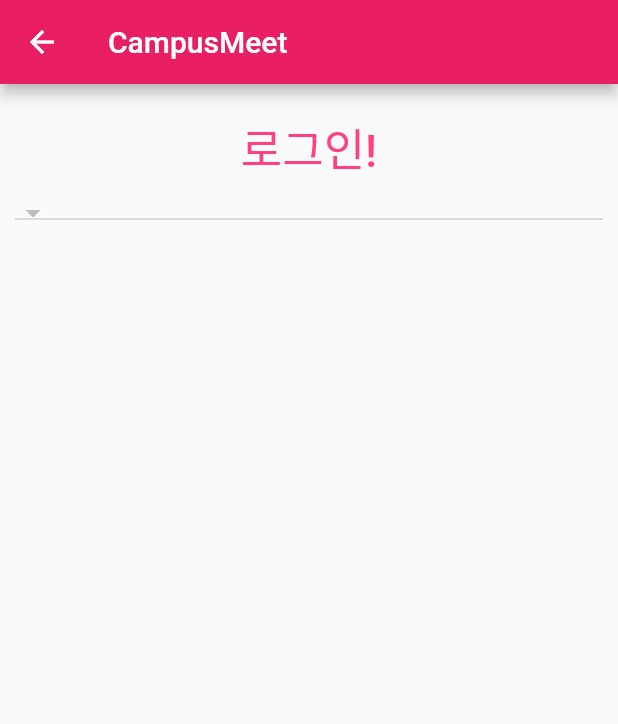
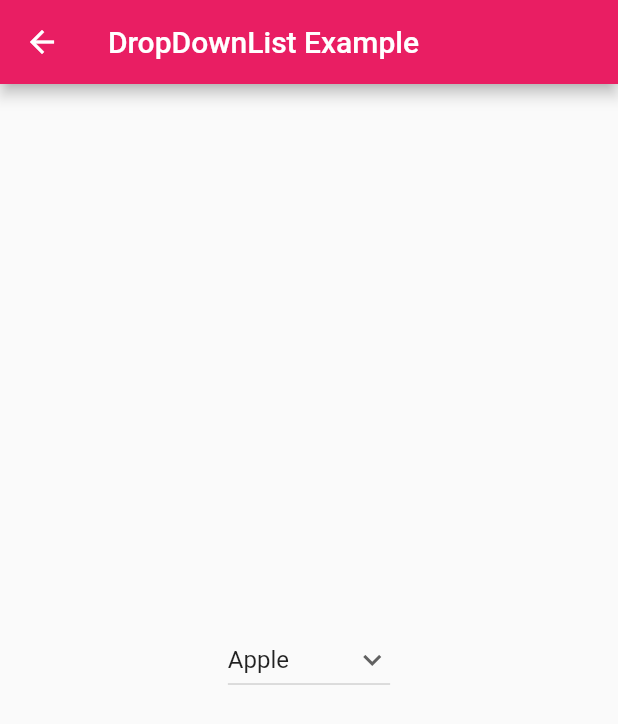
Before and after one commit to jhs60110/campusMeet_test, a Flutter app: the DropDown screen opened directly, on a phone screen of 412 x 824 dp. Shown: the top 724 px of the screen. Run offline on Flutter 3.47's test engine with Material 2 defaults, Android fonts, the phone set to English and light mode, and no system bars.

Commit message:
dropdown

```diff
--- a/campus_meet/lib/screen/SignIn_Screen.dart
+++ b/campus_meet/lib/screen/SignIn_Screen.dart
@@ -85,7 +85,7 @@
                           onPressed: () {
                             Navigator.push(
                                 context,
-                                MaterialPageRoute(builder: (context) => DropDown() ),);
+                                MaterialPageRoute(builder: (context) => SignUpScreen() ),);
                                 //요기서 화면 바 SignUpScreen() RadioApp() DropDown()
                             //signup screen
                           },
--- a/campus_meet/lib/screen/dropdown.dart
+++ b/campus_meet/lib/screen/dropdown.dart
@@ -3,50 +3,43 @@
 import 'package:campus_meet/screen/dropdown.dart';
 
 class DropDown extends StatefulWidget {
-
   @override
-  State<StatefulWidget> createState() => new _State();
+  _DropDownState createState() => _DropDownState();
 }
-
-class _State extends State<DropDown> {
-  List<String> countries = ["Canada", "Russia", "USA", "China", "United Kingdom", "USA", "India"];
-  var seen = <String>{};
-  List<String> uniquelist = countries.where((student) => seen.add(student.name)).toList();
-
+class _DropDownState extends State<DropDown> {
+  String dropdownvalue = 'Apple';
+  var items =  ['Apple','Banana','Grapes','Orange','watermelon','Pineapple'];
   @override
   Widget build(BuildContext context) {
     return Scaffold(
       appBar: AppBar(
-          title: Text('CampusMeet'),
+        title: Text("DropDownList Example"),
       ),
-        body: Padding(
-            padding: EdgeInsets.all(10),
-            child: ListView(
-              children: <Widget>[
-                Container(
-                    alignment: Alignment.center,
-                    padding: EdgeInsets.all(10),
-                    child: Text(
-                      '로그인!',
-                      style: TextStyle(
-                          color: Colors.pinkAccent,
-                          fontWeight: FontWeight.w500,
-                          fontSize: 30),
-                    )),
+      body: Container(
+        child: Center(
+          child: Column(
+            mainAxisAlignment: MainAxisAlignment.center,
+            children: [
               DropdownButton(
-                  value: uniquelist[0],
-                  items: uniquelist.map((country){
+                value: dropdownvalue,
+                icon: Icon(Icons.keyboard_arrow_down),
+                items:items.map((String items) {
                   return DropdownMenuItem(
-                      child: Text(country),
-                      value: country,
+                      value: items,
+                      child: Text(items)
                   );
-                  }).toList(),
-                  onChanged: (country){
-                    print("You selected: $country");
+                }
+                ).toList(),
+                onChanged: (newValue){
+                  setState(() {
+                    dropdownvalue = newValue as String;
+                  });
                 },
-                )
-
+              ),
             ],
-            )));
+          ),
+        ),
+      ),
+    );
   }
 }
```
Also changed, not shown: campus_meet/lib/screen/SignUp_Screen.dart (+13 -13 lines), 1 other file. Lines whose indentation alone changed are shown as unchanged.
